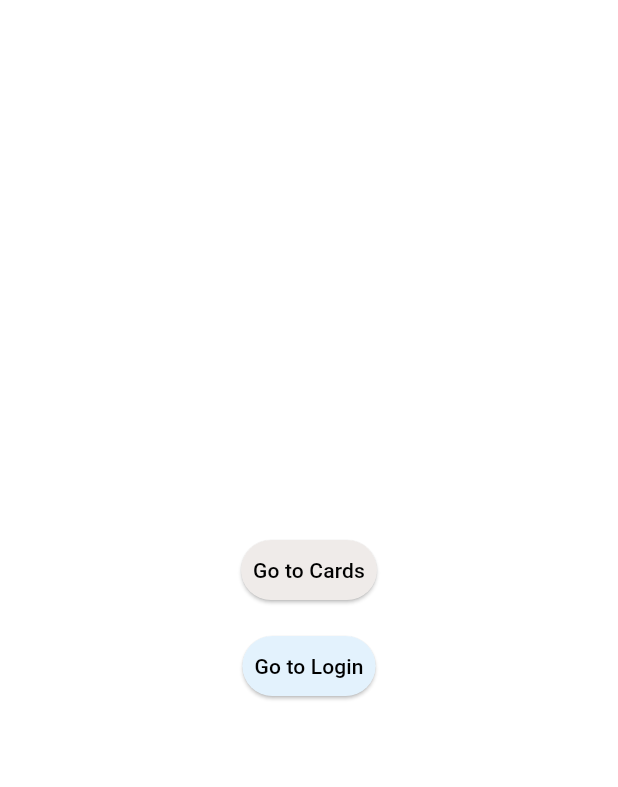
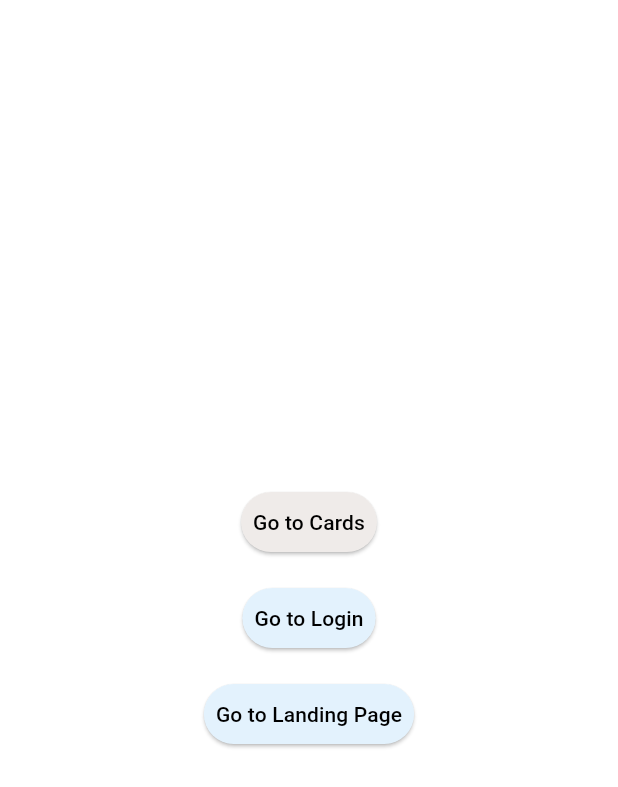
Before and after one commit to jermachong/TravelGenieApp, a Flutter app: the screen it shows after launch, on a phone screen of 412 x 824 dp. Shown: the top 787 px of the screen. Run offline on Flutter 3.47's test engine with Material 3 defaults, Android fonts, the phone set to English and light mode, and no system bars.

Commit message:
temp landing

```diff
--- a/lib/main.dart
+++ b/lib/main.dart
@@ -87,6 +87,21 @@ Widget build(BuildContext context) {
             Navigator.pushNamed(context, '/login'); // Navigate to the Login screen
           },
         ),
+        SizedBox(height: 16.0), // Add spacing between the buttons
+        ElevatedButton(
+          style: ElevatedButton.styleFrom(
+            backgroundColor: Colors.blue[50], // Background color
+            foregroundColor: Colors.black,    // Text color
+            padding: EdgeInsets.all(8.0),     // Button padding
+          ),
+          child: Text(
+            'Go to Landing Page',
+            style: TextStyle(fontSize: 14, color: Colors.black),
+          ),
+          onPressed: () {
+            Navigator.pushNamed(context, '/landing'); // Navigate to the landing screen
+          },
+        ),
       ],
     ),
   );
--- a/lib/routes/routes.dart
+++ b/lib/routes/routes.dart
@@ -1,16 +1,19 @@
 import 'package:flutter/material.dart';
 import 'package:my_first_app/screens/LoginScreen.dart';
 import 'package:my_first_app/screens/CardsScreen.dart';
+import 'package:my_first_app/screens/landing.dart';
 import 'package:my_first_app/main.dart'; // Import MyHomePage
 
 class Routes {
   static const String LOGINSCREEN = '/login';
   static const String CARDSSCREEN = '/cards';
+  static const String LANDINGSCREEN = '/landing';
 
   // Routes of pages in the app
   static Map<String, Widget Function(BuildContext)> get getroutes => {
     '/': (context) => MyHomePage(title: 'Home Page'), // Set MyHomePage as the initial route
     LOGINSCREEN: (context) => LoginScreen(),
     CARDSSCREEN: (context) => CardsScreen(),
+    LANDINGSCREEN: (context) => LandingPage(),
   };
 }
--- a/pubspec.yaml
+++ b/pubspec.yaml
@@ -52,7 +52,8 @@ dev_dependencies:
 
 # The following section is specific to Flutter packages.
 flutter:
-
+  assets:
+    - assets/travel_image.jpg
   # The following line ensures that the Material Icons font is
   # included with your application, so that you can use the icons in
   # the material Icons class.
```
Also changed, not shown: lib/screens/landing.dart (added, +54 -0 lines), assets/travel_image.jpg (added).
